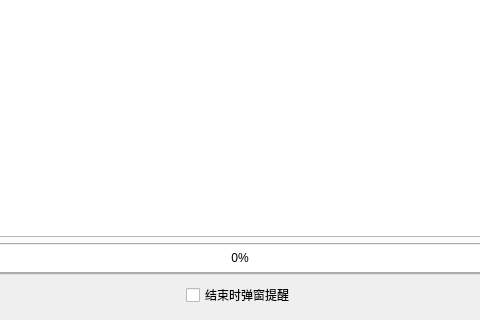
Before: the Qt Designer form AppImplement/UIFiles/MyMainWindow.ui in LinFeng-BingYi/FVM_Backstage_Assistant_LFBY, drawn with Qt 5; both pictures show x 240 to 720 and y 280 to 600 of the 960 by 600 pixel window.
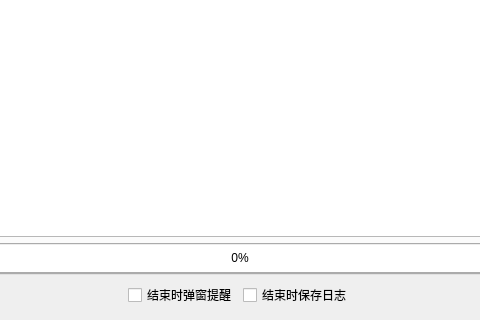
After: the same form once the commit is applied. Custom widgets are drawn as their Qt base class.

Commit message: 公会、情侣任务支持指定放卡方案通关; 主界面新增功能流程正常执行完成后自动保存日志; 重构“编辑放卡方案”界面，并完善方案的保存、新增、删除

```diff
--- a/AppImplement/UIFiles/MyMainWindow.ui
+++ b/AppImplement/UIFiles/MyMainWindow.ui
@@ -635,6 +635,19 @@
             </property>
            </widget>
           </item>
+          <item>
+           <widget class="QCheckBox" name="checkBox_save_log_when_stop">
+            <property name="minimumSize">
+             <size>
+              <width>0</width>
+              <height>30</height>
+             </size>
+            </property>
+            <property name="text">
+             <string>结束时保存日志</string>
+            </property>
+           </widget>
+          </item>
           <item>
            <spacer name="horizontalSpacer_flow_setting_right">
             <property name="orientation">
```
Left out of the diff: 2 changed lines with no effect on the pictures. The commit also changes 24 other files.
